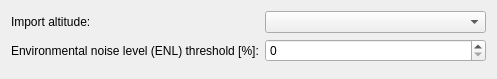
Above: src/Plugin/src/Import/IGCImport/src/IGCImportOptionWidget.ui from till213/SkyDolly before the change. Below: the same form after it.
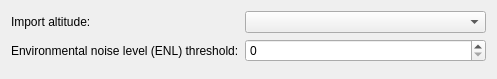
That is the form after the change.

Patch:
```diff
--- a/src/Plugin/src/Import/IGCImport/src/IGCImportOptionWidget.ui
+++ b/src/Plugin/src/Import/IGCImport/src/IGCImportOptionWidget.ui
@@ -37,7 +37,7 @@
    <item row="2" column="0">
     <widget class="QLabel" name="label">
      <property name="text">
-      <string>Environmental noise level (ENL) threshold [%]:</string>
+      <string>Environmental noise level (ENL) threshold:</string>
      </property>
     </widget>
    </item>
```
